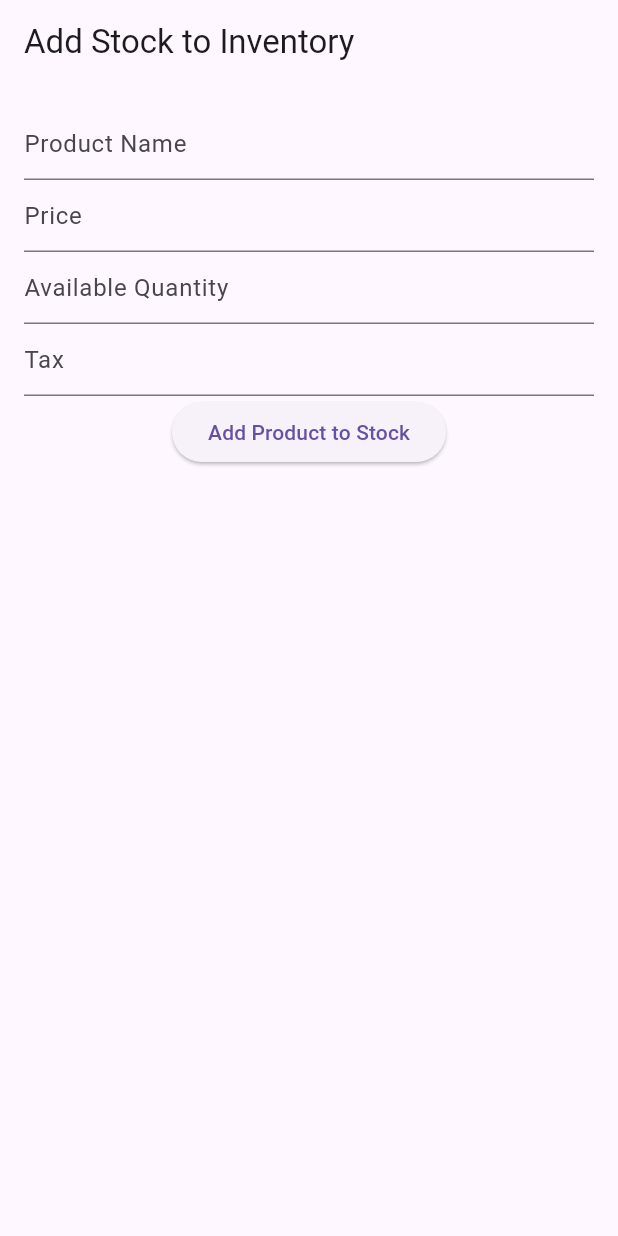
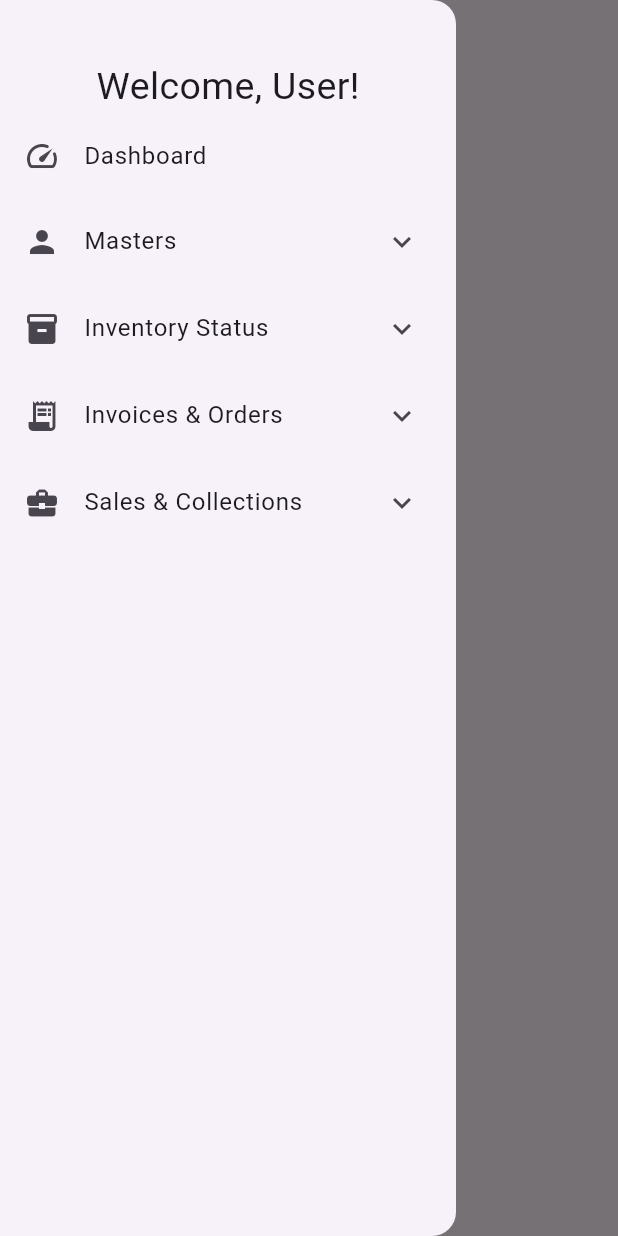
Before and after one commit to Yuvan-Shankar-K-J/Real-time-sales-and-inventory-assitant-using-serverpod, a Flutter app: the screen it shows after launch, with the side drawer open (before the commit the screen has no drawer), on a phone screen of 412 x 824 dp. Run offline on Flutter 3.47's test engine with Material 3 defaults, Android fonts, the phone set to English and light mode, and no system bars; missing offline and left inert: serverpod, serverpod_client, serverpod_flutter.

Commit message:
UI improvements

```diff
--- /dev/null
+++ b/inventory_assistant_flutter/lib/Pages/Dashboard.dart
@@ -0,0 +1,20 @@
+import 'package:flutter/material.dart';
+import 'package:inventory_assistant_flutter/base.dart';
+
+class Dashboard extends StatefulWidget {
+  const Dashboard({super.key});
+
+  @override
+  State<Dashboard> createState() => _DashboardState();
+}
+
+class _DashboardState extends State<Dashboard> {
+  @override
+  Widget build(BuildContext context) {
+    return BaseScreen(
+        title: "Dashboard",
+        selectedIndex: 0,
+        child: Align(child: Text("DashBoard"),));
+
+  }
+}
--- /dev/null
+++ b/inventory_assistant_flutter/lib/base.dart
@@ -0,0 +1,89 @@
+import 'package:flutter/material.dart';
+
+class BaseScreen extends StatefulWidget {
+  final Widget child;
+  final int selectedIndex;
+  final String title;
+  const BaseScreen({super.key, required this.child, this.selectedIndex = 0, required this.title});
+
+  @override
+  State<BaseScreen> createState() => _BaseScreenState();
+}
+
+class _BaseScreenState extends State<BaseScreen> {
+
+
+  @override
+  void initState() {
+    super.initState();
+  }
+
+  void _onItemTapped(String route) {
+    if (ModalRoute.of(context)?.settings.name != route) {
+      Navigator.pushReplacementNamed(context, route);
+    }
+  }
+
+  @override
+  Widget build(BuildContext context) {
+    return Scaffold(
+      appBar: AppBar(
+        title: Text((widget.title  ?? "").isNotEmpty ? widget.title : "Inventory Assistant"),
+        centerTitle: true,
+      ),
+      drawer: Drawer(
+        child: SingleChildScrollView(
+          child: Column(
+            children: [
+              const SizedBox(height: 40),
+              const Padding(
+                padding: EdgeInsets.symmetric(horizontal: 20.0),
+                child: Text(
+                  "Welcome, User!",
+                  style: TextStyle(fontSize: 25),
+                ),
+              ),
+              _buildDrawerItem(Icons.speed_rounded, "Dashboard", '/dashboard'),
+              _buildExpansionTile("Masters", Icons.person, [
+                _buildDrawerItem(Icons.handshake_rounded, "Party Master", '/partyMaster'),
+                _buildDrawerItem(Icons.shopping_cart, "Item Master", '/itemMaster'),
+                _buildDrawerItem(Icons.import_contacts_rounded, "Address Book", '/addressBook'),
+                _buildDrawerItem(Icons.directions_car, "Vehicle Master", '/vehicleMaster'),
+              ]),
+              _buildExpansionTile("Inventory Status", Icons.inventory_2, [
+                _buildDrawerItem(Icons.add_shopping_cart, "Add to Inventory", '/addToInventory'),
+                _buildDrawerItem(Icons.warehouse, "Stock Availability", '/stockAvailability'),
+              ]),
+              _buildExpansionTile("Invoices & Orders", Icons.receipt_long, [
+                _buildDrawerItem(Icons.receipt_long, "Create Invoice", '/createInvoice'),
+                _buildDrawerItem(Icons.production_quantity_limits_rounded, "Raise Purchase Order", '/purchaseOrder'),
+              ]),
+              _buildExpansionTile("Sales & Collections", Icons.business_center, [
+                _buildDrawerItem(Icons.delivery_dining, "Order Tracker", '/orderTracker'),
+                _buildDrawerItem(Icons.currency_rupee, "Credit Recollection", '/creditRecollection'),
+              ]),
+            ],
+          ),
+        ),
+      ),
+      body: widget.child,
+    );
+  }
+
+  Widget _buildDrawerItem(IconData icon, String title, String route) {
+    return ListTile(
+      leading: Icon(icon),
+      title: Text(title),
+      onTap: () => _onItemTapped(route),
+    );
+  }
+
+  Widget _buildExpansionTile(String title, IconData icon, List<Widget> children) {
+    return ExpansionTile(
+      title: Text(title),
+      leading: Icon(icon),
+      childrenPadding: const EdgeInsets.only(left: 60),
+      children: children,
+    );
+  }
+}
--- a/inventory_assistant_flutter/lib/main.dart
+++ b/inventory_assistant_flutter/lib/main.dart
@@ -1,9 +1,15 @@
+import 'package:flutter/material.dart';
 import 'package:inventory_assistant_client/inventory_assistant_client.dart';
-import 'package:flutter/material.dart';
+import 'package:inventory_assistant_flutter/Pages/Dashboard.dart';
+import 'package:inventory_assistant_flutter/Pages/Masters/AddressBook.dart';
+import 'package:inventory_assistant_flutter/Pages/Masters/ItemMaster.dart';
+import 'package:inventory_assistant_flutter/Pages/Masters/VehicleMaster.dart';
+import 'package:inventory_assistant_flutter/Pages/Masters/partyMaster.dart';
+import 'package:inventory_assistant_flutter/Pages/Inventory_Status/addToInventory.dart';
 import 'package:serverpod_flutter/serverpod_flutter.dart';
-
+// import '';
 // Sets up a singleton client object
-var client = Client('http://192.168.243.35:8080/')
+var client = Client('http://192.168.59.35:8080/')
   ..connectivityMonitor = FlutterConnectivityMonitor();
 
 void main() {
@@ -17,126 +23,19 @@ class MyApp extends StatelessWidget {
   Widget build(BuildContext context) {
     return MaterialApp(
       debugShowCheckedModeBanner: false,
-      title: 'Inventory Assistant',
-      theme: ThemeData(
-        primarySwatch: Colors.blue,
-      ),
-      home: const MyHomePage(title: 'Add Stock to Inventory'),
+      theme:ThemeData(primarySwatch: Colors.blue,useMaterial3: true),
+      initialRoute: '/dashboard',
+      routes: {
+        // Masters
+        '/dashboard':(context) => Dashboard(),
+        '/partyMaster':(context)=>PartyMaster(),
+        '/itemMaster':(context)=>ItemMaster(),
+        '/addressBook':(context)=>AddressBook(),
+        '/vehicleMaster':(context)=>VehicleMaster(),
+
+        //Inventory Status
+        '/addToInventory':(context)=> AddStockPage(),
+      },
     );
   }
 }
-
-class MyHomePage extends StatefulWidget {
-  const MyHomePage({super.key, this.title});
-
-  final String? title;
-
-  @override
-  MyHomePageState createState() => MyHomePageState();
-}
-
-class MyHomePageState extends State<MyHomePage> {
-  String? _resultMessage;
-  String? _errorMessage;
-
-  // Controllers for each text field
-  final _productNameController = TextEditingController();
-  final _priceController = TextEditingController();
-  final _avlQtyController = TextEditingController();
-  final _taxController = TextEditingController();
-
-  void _callHello() async {
-    final result = await client.example.hello(_productNameController.text);
-    try {
-      setState(() {
-        _errorMessage = null;
-        _resultMessage = result;
-      });
-    } catch (e) {
-      setState(() {
-        _errorMessage = '$e';
-        _resultMessage = result;
-      });
-    }
-  }
-
-  addProduct() async {
-    var productName = Products(
-      productName: _productNameController.text,
-      price: double.tryParse(_priceController.text) ?? 0.0,
-      avlQty: int.tryParse(_avlQtyController.text) ?? 0,
-      tax: int.tryParse(_taxController.text) ?? 0,
-    );
-
-    try {
-      bool isAdded = await client.inventory.addProduct(productName);
-      if (isAdded) {
-        setState(() {
-          _resultMessage = "Product '${_productNameController.text}' added successfully!";
-        });
-      }
-    } catch (e) {
-      print(e.toString());
-      setState(() {
-        _errorMessage = "Failed to add product: $e";
-      });
-    }
-  }
-
-  @override
-  Widget build(BuildContext context) {
-    return Scaffold(
-      appBar: AppBar(
-        title: Text(widget.title ?? 'Inventory Assistant'),
-      ),
-      body: Padding(
-        padding: const EdgeInsets.all(16),
-        child: Column(
-          children: [
-            TextField(
-              controller: _productNameController,
-              decoration: const InputDecoration(
-                hintText: 'Product Name',
-              ),
-            ),
-            TextField(
-              controller: _priceController,
-              keyboardType: TextInputType.number,
-              decoration: const InputDecoration(
-                hintText: 'Price',
-              ),
-            ),
-            TextField(
-              controller: _avlQtyController,
-              keyboardType: TextInputType.number,
-              decoration: const InputDecoration(
-                hintText: 'Available Quantity',
-              ),
-            ),
-            TextField(
-              controller: _taxController,
-              keyboardType: TextInputType.number,
-              decoration: const InputDecoration(
-                hintText: 'Tax',
-              ),
-            ),
-            ElevatedButton(
-              onPressed: addProduct,
-              child: const Text("Add Product to Stock"),
-            ),
-            if (_resultMessage != null)
-              Padding(
-                padding: const EdgeInsets.only(top: 16.0),
-                child: Text(_resultMessage ?? '', style: TextStyle(color: Colors.green)),
-              ),
-            if (_errorMessage != null)
-              Padding(
-                padding: const EdgeInsets.only(top: 16.0),
-                child: Text(_errorMessage ?? '', style: TextStyle(color: Colors.red)),
-              ),
-          ],
-        ),
-      ),
-    );
-  }
-}
```
Also changed, not shown: inventory_assistant_flutter/lib/Pages/Inventory_Status/addToInventory.dart (added, +115 -0 lines), inventory_assistant_flutter/lib/Pages/Masters/AddressBook.dart (added, +34 -0 lines), inventory_assistant_flutter/lib/Pages/Masters/ItemMaster.dart (added, +34 -0 lines), inventory_assistant_flutter/lib/Pages/Masters/VehicleMaster.dart (added, +33 -0 lines), inventory_assistant_flutter/lib/Pages/Masters/partyMaster.dart (added, +163 -0 lines).
